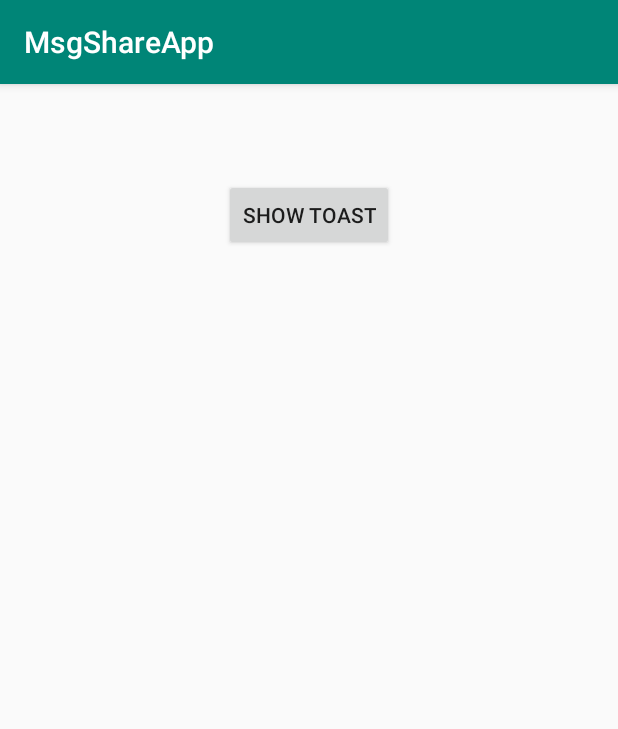
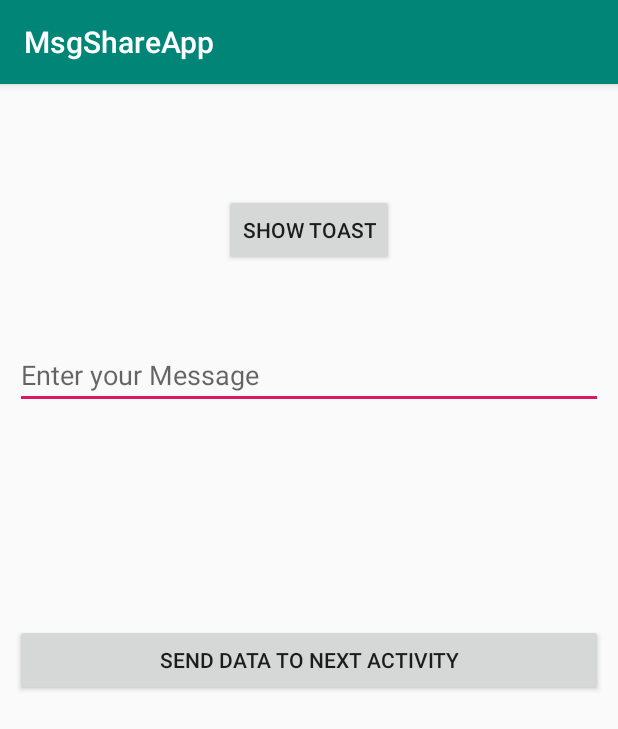
Before and after one commit to roodie-kim/learning-kotlin, an Android app: the screen it shows after launch (MainActivity), on a phone screen of 412 x 824 dp. Shown: the top 729 px of the screen. Run offline under Robolectric (Android 15) with nearby library versions, the phone set to English and light mode, and no system bars.

Commit message:
Section Two, Video Three

```diff
--- a/app/src/main/AndroidManifest.xml
+++ b/app/src/main/AndroidManifest.xml
@@ -9,6 +9,7 @@
             android:roundIcon="@mipmap/ic_launcher_round"
             android:supportsRtl="true"
             android:theme="@style/AppTheme">
+
         <activity android:name=".MainActivity">
             <intent-filter>
                 <action android:name="android.intent.action.MAIN"/>
@@ -16,6 +17,8 @@
                 <category android:name="android.intent.category.LAUNCHER"/>
             </intent-filter>
         </activity>
+
+        <activity android:name=".SecondActivity"/>
     </application>
 
 </manifest>
--- a/app/src/main/res/layout/activity_main.xml
+++ b/app/src/main/res/layout/activity_main.xml
@@ -5,7 +5,8 @@
         xmlns:app="http://schemas.android.com/apk/res-auto"
         android:layout_width="match_parent"
         android:layout_height="match_parent"
-        tools:context=".MainActivity">
+        tools:context=".MainActivity"
+        android:padding="10dp">
     <Button
             android:id="@+id/btnShowToast"
             android:text="Show Toast"
@@ -14,4 +15,19 @@
             android:layout_centerHorizontal="true"
             android:layout_alignParentTop="true"
             android:layout_marginTop="63dp"/>
+    <EditText
+            android:id="@+id/etUserMessage"
+            android:layout_width="match_parent"
+            android:layout_height="wrap_content"
+            android:layout_alignParentTop="true"
+            android:layout_centerHorizontal="true"
+            android:layout_marginTop="161dp"
+            android:ems="10"
+            android:hint="Enter your Message"/>
+    <Button
+            android:id="@+id/btnSendMsgToNextActivity"
+            android:layout_width="match_parent"
+            android:layout_height="wrap_content"
+            android:layout_centerInParent="true"
+            android:text="Send Data To Next Activity"/>
 </RelativeLayout>
```
Also changed, not shown: app/src/main/java/com/smartherd/msgshareapp/MainActivity.kt (+9 -0 lines), app/src/main/java/com/smartherd/msgshareapp/SecondActivity.kt (added, +13 -0 lines), app/src/main/res/layout/activity_second.xml (added, +8 -0 lines).
